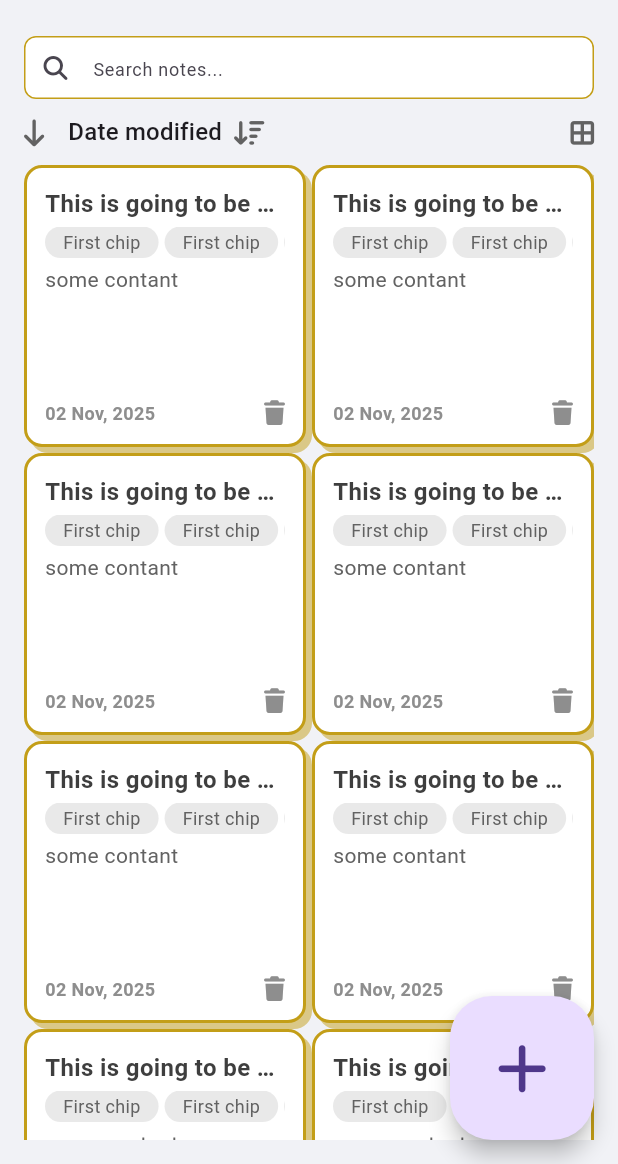
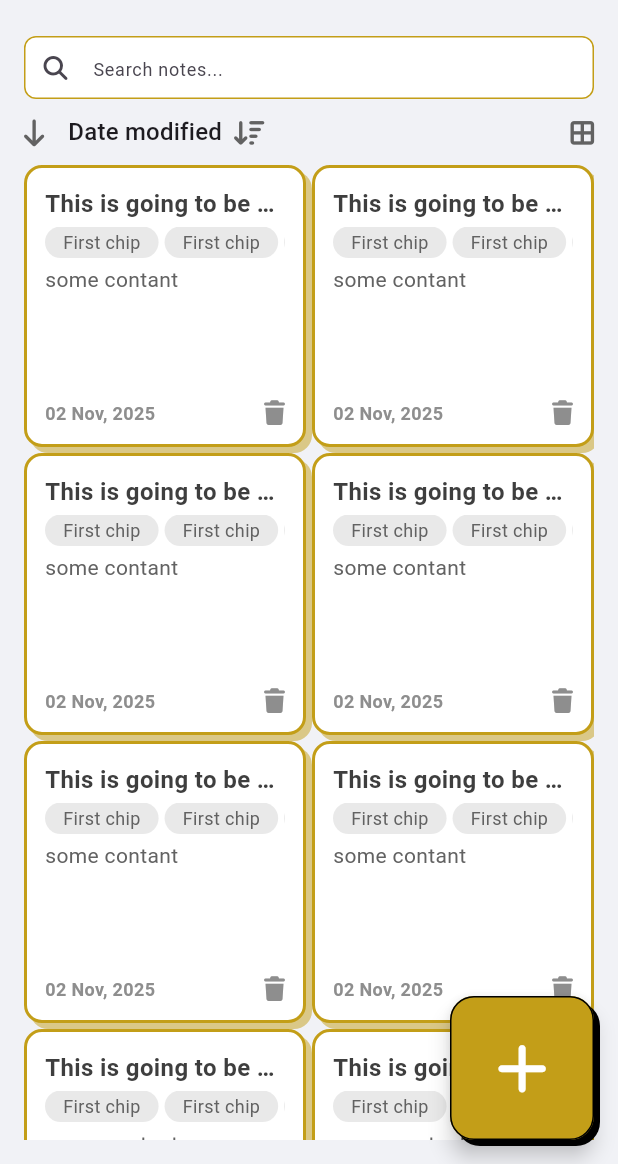
Before and after one commit to Jasper1035/Notetaker-app-flutter, a Flutter app: the screen it shows after launch, on a phone screen of 412 x 824 dp, the part 72-1236 px from its top. Run offline on Flutter 3.47's test engine with Material 3 defaults, Android fonts, the phone set to English and light mode, and no system bars; our stand-ins replace font_awesome_flutter; Roboto replaces fonts that are missing (Fredoka, Poppins).

Commit message:
Arrange the code and make folder structure
Arrange the code and make folder structure. arrange the files and folders

```diff
--- /dev/null
+++ b/notetaker/lib/core/constants.dart
@@ -0,0 +1,11 @@
+import 'package:flutter/material.dart';
+
+const Color primary = Color(0xFFC39E18);
+const Color gray900 = Color(0xFF3E3E3E);
+const Color gray700 = Color(0xFF626262);
+const Color gray500 = Color(0xFF8E8E8E);
+const Color gray300 = Color(0xFFBEBEBE);
+const Color gray100 = Color(0xFFE9E9E9);
+const Color background = Color(0xFFF1F2F6);
+const Color black = Colors.black;
+const Color white = Colors.white;
--- a/notetaker/lib/main.dart
+++ b/notetaker/lib/main.dart
@@ -1,6 +1,6 @@
 import 'package:flutter/material.dart';
-import 'package:notetaker/constants.dart';
-import 'package:notetaker/main_page.dart';
+import 'package:notetaker/core/constants.dart';
+import 'package:notetaker/pages/main_page.dart';
 
 void main() {
   runApp(const MyApp());
--- /dev/null
+++ b/notetaker/lib/pages/main_page.dart
@@ -0,0 +1,141 @@
+import 'package:flutter/material.dart';
+import 'package:font_awesome_flutter/font_awesome_flutter.dart';
+import 'package:notetaker/core/constants.dart';
+import 'package:notetaker/widgets/note_fab.dart';
+import 'package:notetaker/widgets/note_grid.dart';
+import 'package:notetaker/widgets/note_list.dart';
+import 'package:notetaker/widgets/search_field.dart';
+
+class MainPage extends StatefulWidget {
+  const MainPage({super.key});
+
+  @override
+  State<MainPage> createState() => _MainPageState();
+}
+
+class _MainPageState extends State<MainPage> {
+  final List<String> dropdownOptions = ["Date modified", 'Date created'];
+  late String dropdownValue = dropdownOptions.first;
+  bool isDescending = true;
+  bool isGrid = true;
+
+  @override
+  Widget build(BuildContext context) {
+    return Scaffold(
+      appBar: AppBar(
+        title: Text("Note Taker📗"),
+        actions: [
+          IconButton(
+            onPressed: () {},
+            icon: FaIcon(FontAwesomeIcons.rightFromBracket),
+            style: IconButton.styleFrom(
+              foregroundColor: white,
+              backgroundColor: primary,
+              shape: RoundedRectangleBorder(
+                borderRadius: BorderRadius.circular(12),
+                side: BorderSide(color: black),
+              ),
+            ),
+          ),
+        ],
+      ),
+      floatingActionButton: NoteFab(),
+      body: Padding(
+        padding: const EdgeInsets.all(16),
+        child: Column(
+          children: [
+            SearchField(),
+            Padding(
+              padding: const EdgeInsets.symmetric(vertical: 10),
+              child: Row(
+                children: [
+                  IconButton(
+                    onPressed: () {
+                      setState(() {
+                        isDescending = !isDescending;
+                      });
+                    },
+                    icon: FaIcon(
+                      isDescending
+                          ? FontAwesomeIcons.arrowDown
+                          : FontAwesomeIcons.arrowUp,
+                    ),
+                    padding: EdgeInsets.zero,
+                    visualDensity: VisualDensity.compact,
+                    constraints: BoxConstraints(),
+                    style: IconButton.styleFrom(
+                      tapTargetSize: MaterialTapTargetSize.shrinkWrap,
+                    ),
+                    iconSize: 18,
+                    color: gray700,
+                  ),
+                  SizedBox(width: 16),
+                  DropdownButton(
+                    value: dropdownValue,
+                    icon: Padding(
+                      padding: const EdgeInsets.only(left: 8),
+                      child: FaIcon(
+                        FontAwesomeIcons.arrowDownWideShort,
+                        size: 18,
+                        color: gray700,
+                      ),
+                    ),
+
+                    underline: SizedBox.shrink(),
+                    borderRadius: BorderRadius.circular(16),
+                    isDense: true,
+                    items: dropdownOptions
+                        .map(
+                          (e) => DropdownMenuItem(
+                            value: e,
+                            child: Row(
+                              children: [
+                                Text(e),
+                                if (e == dropdownValue) ...[
+                                  SizedBox(width: 8),
+                                  Icon(Icons.check),
+                                ],
+                              ],
+                            ),
+                          ),
+                        )
+                        .toList(),
+                    selectedItemBuilder: (context) =>
+                        dropdownOptions.map((e) => Text(e)).toList(),
+                    onChanged: (newValue) {
+                      setState(() {
+                        dropdownValue = newValue!;
+                      });
+                    },
+                  ),
+                  Spacer(),
+                  IconButton(
+                    onPressed: () {
+                      setState(() {
+                        isGrid = !isGrid;
+                      });
+                    },
+                    icon: FaIcon(
+                      isGrid
+                          ? FontAwesomeIcons.tableCellsLarge
+                          : FontAwesomeIcons.bars,
+                    ),
+                    padding: EdgeInsets.zero,
+                    visualDensity: VisualDensity.compact,
+                    constraints: BoxConstraints(),
+                    style: IconButton.styleFrom(
+                      tapTargetSize: MaterialTapTargetSize.shrinkWrap,
+                    ),
+                    iconSize: 18,
+                    color: gray700,
+                  ),
+                ],
+              ),
+            ),
+            Expanded(child: isGrid ? NotesGrid() : NotesList()),
+          ],
+        ),
+      ),
+    );
+  }
+}
--- /dev/null
+++ b/notetaker/lib/widgets/note_card.dart
@@ -0,0 +1,86 @@
+import 'package:flutter/material.dart';
+import 'package:font_awesome_flutter/font_awesome_flutter.dart';
+import 'package:notetaker/core/constants.dart';
+
+class NotesCard extends StatelessWidget {
+  const NotesCard({super.key, required this.isInGrid});
+
+  final bool isInGrid;
+
+  @override
+  Widget build(BuildContext context) {
+    return Container(
+      decoration: BoxDecoration(
+        color: white,
+        border: Border.all(color: primary, width: 2),
+        borderRadius: BorderRadius.circular(12),
+        boxShadow: [
+          BoxShadow(color: primary.withAlpha(128), offset: Offset(4, 4)),
+        ],
+      ),
+      padding: EdgeInsets.all(12),
+      child: Column(
+        crossAxisAlignment: CrossAxisAlignment.start,
+        children: [
+          Text(
+            "This is going to be a title ",
+            maxLines: 1,
+            overflow: TextOverflow.ellipsis,
+            style: TextStyle(
+              fontWeight: FontWeight.bold,
+              fontSize: 16,
+              color: gray900,
+            ),
+          ),
+          SizedBox(height: 4),
+          SingleChildScrollView(
+            scrollDirection: Axis.horizontal,
+            child: Row(
+              children: List.generate(
+                3,
+                (index) => Container(
+                  decoration: BoxDecoration(
+                    borderRadius: BorderRadius.circular(16),
+                    color: gray100,
+                  ),
+                  padding: EdgeInsets.symmetric(horizontal: 12, vertical: 2),
+                  margin: EdgeInsets.only(right: 4),
+                  child: Text(
+                    "First chip",
+                    style: TextStyle(fontSize: 12, color: gray700),
+                  ),
+                ),
+              ),
+            ),
+          ),
+          SizedBox(height: 4),
+          if (isInGrid)
+            Expanded(
+              child: Text("some contant ", style: TextStyle(color: gray700)),
+            )
+          else
+            Text(
+              "Some Content",
+              maxLines: 3,
+              overflow: TextOverflow.ellipsis,
+              style: TextStyle(color: gray700),
+            ),
+          Row(
+            children: [
+              Text(
+                "02 Nov, 2025",
+                style: TextStyle(
+                  fontSize: 12,
+                  fontWeight: FontWeight.w600,
+                  color: gray500,
+                ),
+              ),
+              Spacer(),
+              FaIcon(FontAwesomeIcons.trash, color: gray500, size: 16),
+            ],
+          ),
+        ],
+      ),
+    );
+  }
+}
--- /dev/null
+++ b/notetaker/lib/widgets/note_fab.dart
@@ -0,0 +1,27 @@
+import 'package:flutter/material.dart';
+import 'package:font_awesome_flutter/font_awesome_flutter.dart';
+import 'package:notetaker/core/constants.dart';
+
+class NoteFab extends StatelessWidget {
+  const NoteFab({super.key});
+
+  @override
+  Widget build(BuildContext context) {
+    return DecoratedBox(
+      decoration: BoxDecoration(
+        borderRadius: BorderRadius.circular(16),
+        boxShadow: [BoxShadow(color: black, offset: Offset(4, 4))],
+      ),
+      child: FloatingActionButton.large(
+        onPressed: () {},
+        backgroundColor: primary,
+        foregroundColor: white,
+        shape: RoundedRectangleBorder(
+          borderRadius: BorderRadius.circular(16),
+          side: BorderSide(color: black),
+        ),
+        child: FaIcon(FontAwesomeIcons.plus),
+      ),
+    );
+  }
+}
--- /dev/null
+++ b/notetaker/lib/widgets/note_grid.dart
@@ -0,0 +1,21 @@
+import 'package:flutter/material.dart';
+import 'package:notetaker/widgets/note_card.dart';
+
+class NotesGrid extends StatelessWidget {
+  const NotesGrid({super.key});
+
+  @override
+  Widget build(BuildContext context) {
+    return GridView.builder(
+      itemCount: 20,
+      gridDelegate: SliverGridDelegateWithFixedCrossAxisCount(
+        crossAxisCount: 2,
+        crossAxisSpacing: 4,
+        mainAxisSpacing: 4,
+      ),
+      itemBuilder: (context, int index) {
+        return NotesCard(isInGrid: true);
+      },
+    );
+  }
+}
--- /dev/null
+++ b/notetaker/lib/widgets/note_list.dart
@@ -0,0 +1,23 @@
+import 'package:flutter/material.dart';
+import 'package:notetaker/widgets/note_card.dart';
+
+class NotesList extends StatefulWidget {
+  const NotesList({super.key});
+
+  @override
+  State<NotesList> createState() => NotesListState();
+}
+
+class NotesListState extends State<NotesList> {
+  @override
+  Widget build(BuildContext context) {
+    return ListView.separated(
+      itemCount: 20,
+      itemBuilder: (context, index) {
+        return NotesCard(isInGrid: false);
+      },
+      separatorBuilder: (context, index) => SizedBox(height: 10),
+      clipBehavior: Clip.none,
+    );
+  }
+}
--- /dev/null
+++ b/notetaker/lib/widgets/search_field.dart
@@ -0,0 +1,31 @@
+import 'package:flutter/material.dart';
+import 'package:font_awesome_flutter/font_awesome_flutter.dart';
+import 'package:notetaker/core/constants.dart';
+
+class SearchField extends StatelessWidget {
+  const SearchField({super.key});
+
+  @override
+  Widget build(BuildContext context) {
+    return TextField(
+      decoration: InputDecoration(
+        hintText: "Search notes...",
+        hintStyle: TextStyle(fontSize: 12),
+        prefixIcon: Icon(FontAwesomeIcons.magnifyingGlass, size: 16),
+        fillColor: white,
+        filled: true,
+        isDense: true,
+        contentPadding: EdgeInsets.zero,
+        prefixIconConstraints: BoxConstraints(minWidth: 42, minHeight: 42),
+        enabledBorder: OutlineInputBorder(
+          borderRadius: BorderRadius.circular(8),
+          borderSide: BorderSide(color: primary),
+        ),
+        focusedBorder: OutlineInputBorder(
+          borderRadius: BorderRadius.circular(8),
+          borderSide: BorderSide(color: primary),
+        ),
+      ),
+    );
+  }
+}
```
